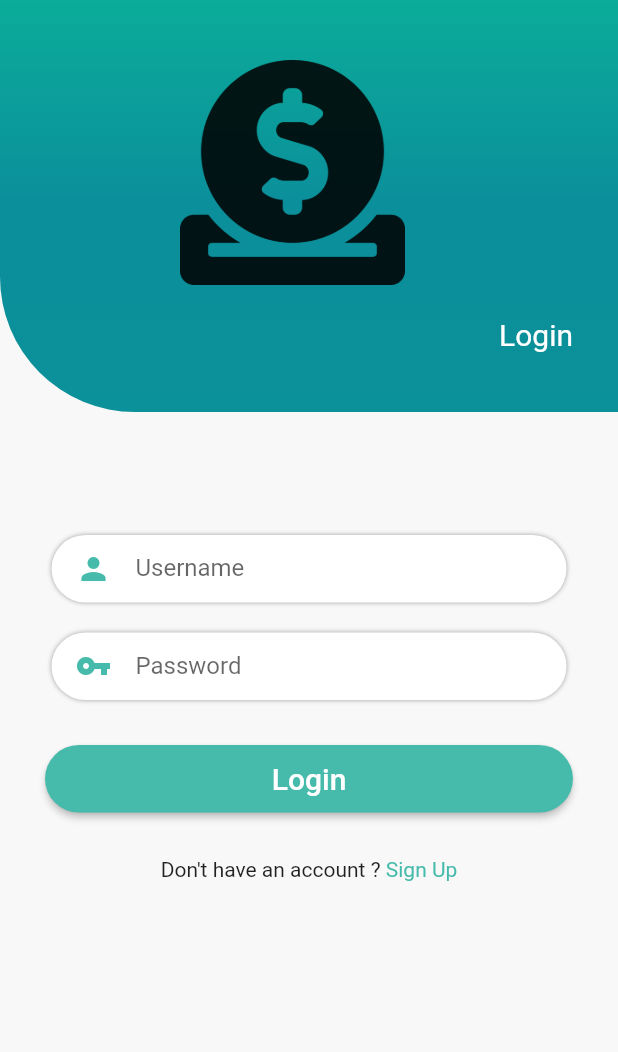
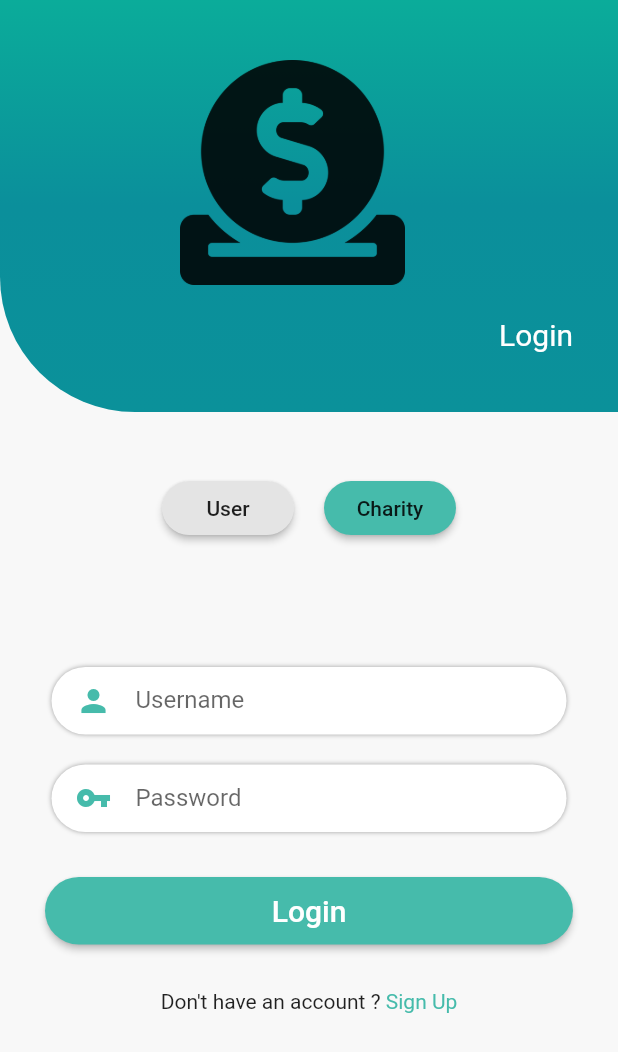
Before and after one commit to SlimanovQ8/CapstoneFrontend, a Flutter app: the screen it shows after launch, after a tap on "Register", after a tap on "Sign In", on a phone screen of 412 x 824 dp. Shown: the top 1052 px of the screen. Run offline on Flutter 3.47's test engine with Material 2 defaults, Android fonts, the phone set to English and light mode, and no system bars; our stand-ins replace dio, font_awesome_flutter, go_router, percent_indicator, shared_preferences; missing offline and left inert: jwt_decode; accounts and stored records are empty; generated files the repository leaves out were written again; network calls fail.

Commit message:
create user.dart models, sign in and HomePage.dart

```diff
--- a/lib/constants/constants.dart
+++ b/lib/constants/constants.dart
@@ -5,7 +5,7 @@ import 'package:flutter/material.dart';
 const Color white = Colors.white;
 const Color black = Colors.black;
 const Color red = Colors.red;
-const Color AppButtons =  Color(0xff46bbab);
+const Color AppButtons =  Color(0xff15b2bf);
 Color primaryColor = const Color(0xFF4B39EF);
 Color secondaryColor = const Color(0xFF39D2C0);
 Color tertiaryColor = const Color(0xFFEE8B60);
--- a/lib/main.dart
+++ b/lib/main.dart
@@ -1,12 +1,21 @@
 import 'package:flutter/material.dart';
 import 'package:go_router/go_router.dart';
+import 'package:provider/provider.dart';
 import 'package:tbr3at/pages/HomePage.dart';
 import 'package:tbr3at/pages/LoginPage.dart';
 import 'package:tbr3at/pages/SignUpPage.dart';
+import 'providers/auth_provider.dart';
+void main() {
+  runApp(
+    MultiProvider(
+      providers: [
+        ChangeNotifierProvider<AuthProvider>(create: (_) => AuthProvider()),
+      ],
+      child: MyApp(),
+    ),
+  );
+}
 
-void main() {
-  runApp( MyApp());
-}
 
 class MyApp extends StatelessWidget {
    MyApp({Key? key}) : super(key: key);
@@ -27,7 +36,7 @@ class MyApp extends StatelessWidget {
   GoRouter(initialLocation: 1 == 2 ? "/signin" : "/", routes: [
     GoRoute(path: "/", builder: (context, state) => SignUpPage()),
     GoRoute(path: "/signin", builder: (context, state) => LoginPage()),
-    GoRoute(path: "/home", builder: (context, state) => HomePage()),
+    GoRoute(path: "/homepage", builder: (context, state) => HomePage()),
 
   ]);
 }
--- /dev/null
+++ b/lib/models/user.dart
@@ -0,0 +1,37 @@
+import 'package:json_annotation/json_annotation.dart';
+part 'user.g.dart';
+@JsonSerializable()
+
+class User {
+  int? id;
+  String? first_name;
+  String? email;
+  String? username;
+  String? password;
+  bool? isCharity;
+  String? location;
+  String? description;
+  String? charityname;
+  String? phone;
+  double? rating;
+  int? userID ;
+
+  User({
+    this.id,
+    this.userID,
+    this.first_name,
+    this.email,
+    this.username,
+    this.password,
+    this.description,
+    this.charityname,
+    this.isCharity,
+    this.phone,
+    this.location,
+    this.rating,
+  });
+
+
+  factory User.fromJson(Map<String, dynamic> json) => _$UserFromJson(json);
+  Map<String, dynamic> toJson() => _$UserToJson(this);
+}
--- a/lib/pages/LoginPage.dart
+++ b/lib/pages/LoginPage.dart
@@ -2,6 +2,9 @@ import 'package:flutter/material.dart';
 import 'package:flutter/cupertino.dart';
 import 'package:go_router/go_router.dart';
 import 'package:provider/provider.dart';
+
+import '../models/user.dart';
+import '../providers/auth_provider.dart';
 
 
 class LoginPage extends StatefulWidget {
@@ -15,7 +18,7 @@ class _LoginPageState extends State<LoginPage> {
   @override
   String username = "";
   bool _isLoading = false;
-
+  bool isUserPressed = false;
   String password = "";
   Widget build(BuildContext context) {
     return Scaffold(
@@ -58,6 +61,53 @@ class _LoginPageState extends State<LoginPage> {
                           fontSize: 20,
                           color: Colors.white
                       ),)
+                  ),
+                ],
+              ),
+            ),
+
+
+            Container(
+              padding: EdgeInsets.only(top: 40),
+              child: Row(
+                mainAxisAlignment: MainAxisAlignment.center,
+                children: <Widget>[
+                  RaisedButton(
+
+                      shape: RoundedRectangleBorder(
+                        borderRadius: BorderRadius.circular(18.0),
+                      ),
+                      onPressed: () {
+
+                        setState(() {
+                          isUserPressed = true;
+                        });
+
+                      },
+                      child: SizedBox(
+                        child: Text("User") ,
+
+                      ),
+
+                      color: isUserPressed == true ?
+                      Color(0xff46bbab) : Color(0Xffe4e4e4)
+                  ),
+                  SizedBox(width: 20,),
+                  RaisedButton(
+                      shape: RoundedRectangleBorder(
+                        borderRadius: BorderRadius.circular(18.0),
+                      ),
+                      onPressed: () {
+                        setState(() {
+                          isUserPressed = false;
+
+                        });
+
+                      },
+                      child: SizedBox(
+                          child: Text("Charity")),
+                      color: isUserPressed == false ?
+                      Color(0xff46bbab) : Color(0Xffe4e4e4)
                   ),
                 ],
               ),
@@ -198,25 +248,25 @@ class _LoginPageState extends State<LoginPage> {
       _isLoading = true;
 
     });
-    // chk = await Provider.of<AuthProvider>(context, listen: false).signin(user: User(
-    //
-    //     username: username,
-    //     password: password,
-    // ));
-    //
-    // print(chk);
-    // if (chk)
-    // {
-    //   context.push("/homepage");
-    //   setState(() {
-    //     _isLoading = false;
-    //   });
-    //
-    // }
-    // else {
-    //   _isLoading = false;
-    // }
-    //
+    chk = await Provider.of<AuthProvider>(context, listen: false).signin(user: User(
+
+        username: username,
+        password: password,
+    ));
+
+    print(chk);
+    if (chk)
+    {
+      context.push("/homepage");
+      setState(() {
+        _isLoading = false;
+      });
+
+    }
+    else {
+      _isLoading = false;
+    }
+
 
 
 
--- a/lib/pages/SignUpPage.dart
+++ b/lib/pages/SignUpPage.dart
@@ -18,12 +18,14 @@ class _SignUpPageState extends State<SignUpPage> {
   String email = "";
   String password = "";
   bool _isLoading = false;
+  bool isUserPressed = true;
   Widget build(BuildContext context) {
     return Scaffold(
       backgroundColor: Color(0xffF8F8F8),
       body: Container(
         child: ListView(
           children: [
+
             Container(
               width: MediaQuery.of(context).size.width,
               height: MediaQuery.of(context).size.height / 3.0,
@@ -63,10 +65,55 @@ class _SignUpPageState extends State<SignUpPage> {
                 ],
               ),
             ),
+            Container(
+              padding: EdgeInsets.only(top: 40),
+              child: Row(
+                mainAxisAlignment: MainAxisAlignment.center,
+                children: <Widget>[
+                  RaisedButton(
+
+                      shape: RoundedRectangleBorder(
+                        borderRadius: BorderRadius.circular(18.0),
+                      ),
+                      onPressed: () {
+
+                        setState(() {
+                          isUserPressed = true;
+                        });
+
+                      },
+                      child: SizedBox(
+                        child: Text("User") ,
+
+                      ),
+
+                      color: isUserPressed == true ?
+                      Color(0xff46bbab) : Color(0Xffe4e4e4)
+                  ),
+                  SizedBox(width: 20,),
+                  RaisedButton(
+                      shape: RoundedRectangleBorder(
+                        borderRadius: BorderRadius.circular(18.0),
+                      ),
+                      onPressed: () {
+                        setState(() {
+                          isUserPressed = false;
+
+                        });
+
+                      },
+                      child: SizedBox(
+                          child: Text("Charity")),
+                      color: isUserPressed == false ?
+                      Color(0xff46bbab) : Color(0Xffe4e4e4)
+                  ),
+                ],
+              ),
+            ),
       Container(
         //color: Colors.red,
         width: MediaQuery.of(context).size.width,
-        padding: EdgeInsets.only(top: 62),
+        padding: EdgeInsets.only(top: 40),
         child: Column(
           children: <Widget>[
             Container(
--- /dev/null
+++ b/lib/providers/auth_provider.dart
@@ -0,0 +1,84 @@
+import 'dart:io';
+
+import 'package:flutter/cupertino.dart';
+import 'package:jwt_decode/jwt_decode.dart';
+import 'package:shared_preferences/shared_preferences.dart';
+
+import '../models/user.dart';
+import '../services/auth_services.dart';
+
+
+class AuthProvider extends ChangeNotifier {
+  String token = "";
+  late User user;
+  // late UserProfile profile;
+  // List <UserProfile> getUseProfile = [];
+  bool isSignedIn = false;
+  List <User> users = [];
+
+  Future <void> getUsers(int id) async {
+    users = await AuthServices().getUsers(id);
+  }
+  Future <void> getUserProfile(int id) async {
+    // getUseProfile = await AuthServices().getUsserInfo(id);
+  }
+  Future <bool> signup({required User user}) async {
+    token = await AuthServices().signup(user: user);
+
+
+    isSignedIn = await signin(user: user);
+
+
+
+    if(isSignedIn)
+      return true;
+    else
+      return false;
+  }
+
+  Future <bool> signin({required User user}) async {
+    token = await AuthServices().signin(user: user);
+    if(token.length > 2) {
+      print("d ${token}");
+      setToken(token);
+
+
+      this.user = await User.fromJson(Jwt.parseJwt(token));
+      // profile = await AuthServices().getUserProfileServices(this.user.userID!);
+
+      //print(this.user!.username!);
+      notifyListeners();
+      return true;
+    }
+    return false;
+
+  }
+  // Future<bool?> UpdateProfile(int UserID, String Bio, File image) async {
+  //
+  //   bool check = await AuthServices().UpdateProfile(UserID: UserID, Bio: Bio, image: image);
+  //   profile = await AuthServices().getUserProfileServices(this.user.userID!);
+  //
+  //   notifyListeners();
+  //
+  //   return check;
+  // }
+  void setToken(String token) async {
+    SharedPreferences prefs = await SharedPreferences.getInstance();
+    var x = await prefs.setString('access', token);
+    print(x);
+  }
+
+
+  Future <String> getToken() async {
+    SharedPreferences prefs = await SharedPreferences.getInstance();
+    token = prefs.getString('access') ?? "";
+
+    return token;
+
+    notifyListeners();
+  }
+  // Future<void> getProfile(int id) async {
+  //   profile = await AuthServices().getUserProfileServices(id);
+  // }
+
+}
--- /dev/null
+++ b/lib/services/auth_services.dart
@@ -0,0 +1,120 @@
+import 'dart:io';
+
+import 'package:dio/dio.dart';
+import 'package:font_awesome_flutter/font_awesome_flutter.dart';
+
+import '../models/user.dart';
+
+class AuthServices {
+  final Dio _dio = Dio();
+
+  final _baseUrl = 'http://10.0.2.2:8000';
+  final test = 'https://c91d-37-231-212-62.eu.ngrok.io';
+  Future<String> signup({required User user}) async {
+    String token = "";
+    try {
+      Response response =
+      await _dio.post(_baseUrl + '/register/', data: user.toJson());
+      //token = response.data["access"];
+
+      print(response.data);
+    } on DioError catch (error) {
+      token = "ok";
+      print(error);
+    }
+    return token;
+  }
+  Future<String> signin({required User user}) async {
+    String token = "";
+    try {
+      Response response = await _dio.post(_baseUrl + '/login/', data: {"username": user.username, "password": user.password},
+      );
+
+      token = response.data["access"];
+      token = response.data["access"];
+      print("DC ${user.username}");
+
+      print(" za ${response.data["username"]}");
+      print(token);
+    } on DioError catch (error) {
+      print(error);
+    }
+    return token;
+  }
+
+  Future<List<User>> getUsers(int id) async {
+    List<User> users = [];
+    try {
+      Response response = await _dio.get(_baseUrl + '/users-list/');
+      users =
+          (response.data as List).map((user) => User.fromJson(user)).where((element) =>  element.id == id).toList();
+      for(int i = 0; i < users.length; i ++ )
+      {
+        print(users[i].id) ;
+      }
+    } on DioError catch (error) {
+      print(error);
+    }
+    return users;
+  }
+
+  // Future<List<UserProfile>> getUsserInfo(int id) async {
+  //   List<UserProfile> users = [];
+  //   try {
+  //     Response response = await _dio.get(_baseUrl + '/user-profile/${id}');
+  //     users =
+  //         (response.data as List).map((user) => UserProfile.fromJson(user)).toList();
+  //     for(int i = 0; i < users.length; i ++ )
+  //     {
+  //       print(users[i].id) ;
+  //     }
+  //   } on DioError catch (error) {
+  //     print(error);
+  //   }
+  //   return users;
+  // }
+  // Future <UserProfile> getUserProfileServices(int id) async {
+  //   List <UserProfile> profile = [];
+  //   try {
+  //     Response response = await _dio.get(_baseUrl + '/users-profile/${id}/');
+  //     print(response.data);
+  //     return UserProfile.fromJson(response.data);
+  //
+  //
+  //
+  //     profile =
+  //         (response.data as List).map((profile1) => UserProfile.fromJson(profile1)).toList();
+  //     print(profile);
+  //   } on DioError catch (error) {
+  //     print(error);
+  //   }
+  //   throw Exception("Failed to Load Detail Restaurant, Please Check Your Internet");
+  // }
+  // Future<bool> UpdateProfile({ required int UserID, required String Bio, required File image}) async {
+  //   String token = await AuthProvider().getToken();
+  //   print(token);
+  //   bool check = false;
+  //
+  //   try {
+  //
+  //
+  //     FormData data = FormData.fromMap({
+  //       "bio": Bio,
+  //
+  //       "image": await MultipartFile.fromFile(image.path),
+  //     });
+  //     _dio.options.headers["Authorization"] = "Bearer ${token}";
+  //
+  //     Response response = await _dio.put( _baseUrl + '/users/${UserID}/update/',
+  //
+  //         data: data);
+  //     check = true;
+  //
+  //
+  //
+  //   } on DioError catch (error) {
+  //     print(error);
+  //   }
+  //   return check;
+  // }
+}
--- a/lib/widgets/HomePageWidgets/SearchBar.dart
+++ b/lib/widgets/HomePageWidgets/SearchBar.dart
@@ -24,7 +24,7 @@ class _SearchBarState extends State<SearchBar> {
               border: OutlineInputBorder(
                   borderRadius: BorderRadius.circular(10),
                   borderSide: BorderSide.none),
-              hintText: 'Search',
+              hintText: 'Find Category or Campaign name',
               hintStyle: TextStyle(color: Colors.grey, fontSize: 18),
               prefixIcon: Container(
                 padding: EdgeInsets.all(15),
```
Also changed, not shown: lib/pages/HomePage.dart (+65 -1 lines), lib/widgets/HomePageWidgets/Annoucements.dart (added, +157 -0 lines), lib/widgets/HomePageWidgets/categories.dart (added, +76 -0 lines), pubspec.yaml (+11 -0 lines), assets/icons/search.png (added), pubspec.lock, 1 other file.
